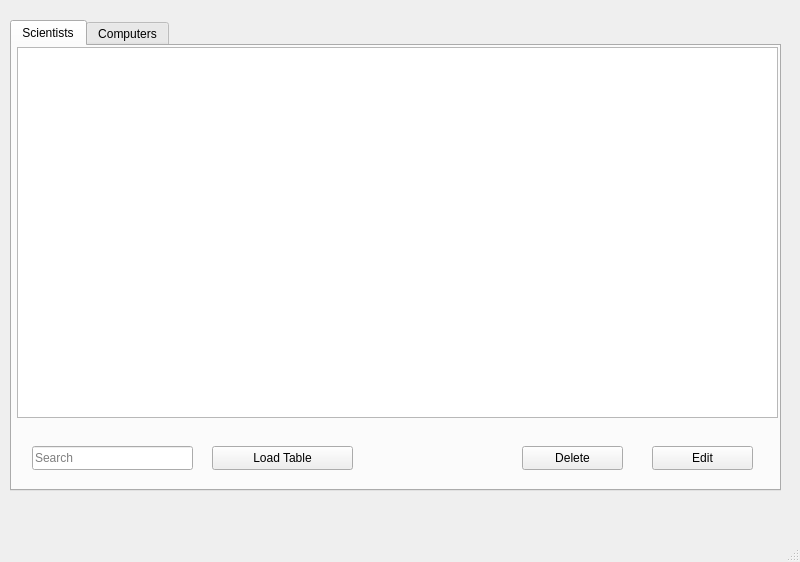
First picture: the form in verklegt_vika_3/verklegt_GUI/UI/mainwindow.ui, repository vilhjalmur12/verklegt_1, before the edit.
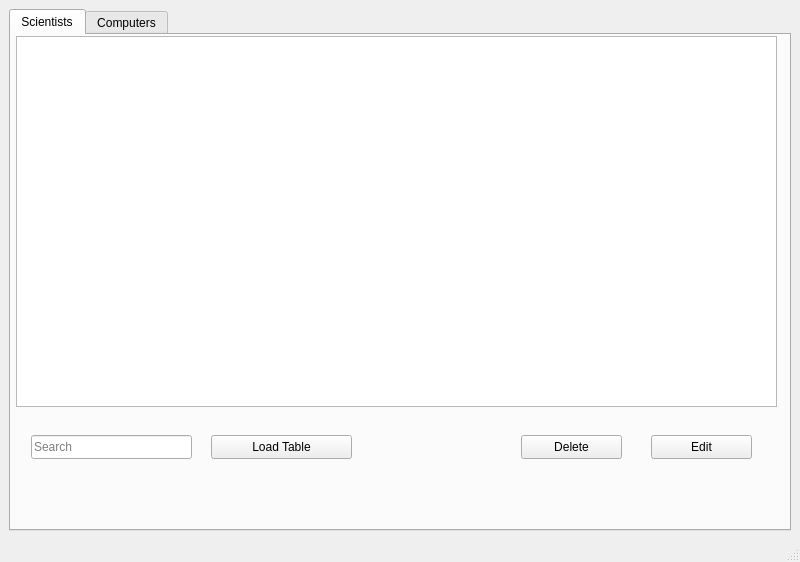
Second picture: the form after the edit.

What changed in the file:
```diff
--- a/verklegt_vika_3/verklegt_GUI/UI/mainwindow.ui
+++ b/verklegt_vika_3/verklegt_GUI/UI/mainwindow.ui
@@ -14,15 +14,9 @@
    <string>Database</string>
   </property>
   <widget class="QWidget" name="centralwidget">
+   <layout class="QVBoxLayout" name="verticalLayout">
+    <item>
    <widget class="QTabWidget" name="tabWidget">
-    <property name="geometry">
-     <rect>
-      <x>10</x>
-      <y>20</y>
-      <width>771</width>
-      <height>471</height>
-     </rect>
-    </property>
     <property name="currentIndex">
      <number>0</number>
     </property>
@@ -161,6 +155,8 @@
      </widget>
     </widget>
    </widget>
+    </item>
+   </layout>
   </widget>
   <widget class="QMenuBar" name="menubar">
    <property name="geometry">
```
Left out of the diff: 5 changed lines with no effect on the pictures. Lines whose indentation alone changed are shown as unchanged.
